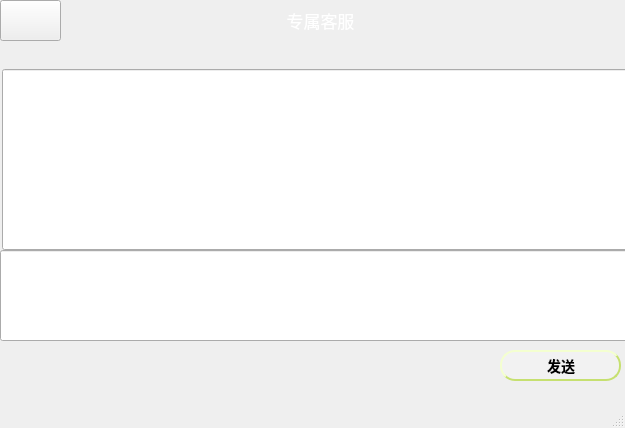
The window that mainwindow8.ui (code-aifarmer/Home-appliance-information-management-system-) describes before a commit, drawn with Qt 5.
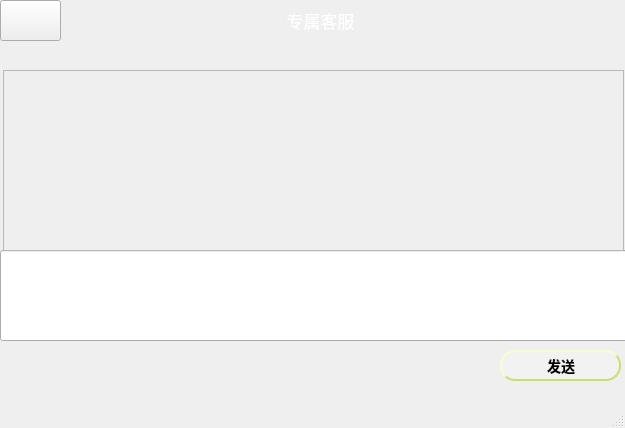
The same window after the commit. Icons and pictures are not drawn.

What changed in the file:
```diff
--- a/mainwindow8.ui
+++ b/mainwindow8.ui
@@ -75,16 +75,6 @@
      <string/>
     </property>
    </widget>
-   <widget class="QLineEdit" name="lineEdit_2">
-    <property name="geometry">
-     <rect>
-      <x>2</x>
-      <y>69</y>
-      <width>631</width>
-      <height>181</height>
-     </rect>
-    </property>
-   </widget>
    <widget class="QLabel" name="label">
     <property name="geometry">
      <rect>
@@ -139,6 +129,19 @@
      <string/>
     </property>
    </widget>
+   <widget class="QTextEdit" name="textEdit">
+    <property name="enabled">
+     <bool>false</bool>
+    </property>
+    <property name="geometry">
+     <rect>
+      <x>3</x>
+      <y>70</y>
+      <width>621</width>
+      <height>181</height>
+     </rect>
+    </property>
+   </widget>
   </widget>
   <widget class="QMenuBar" name="menubar">
    <property name="geometry">
```
Left out of the diff: 6 changed lines with no effect on the pictures.
